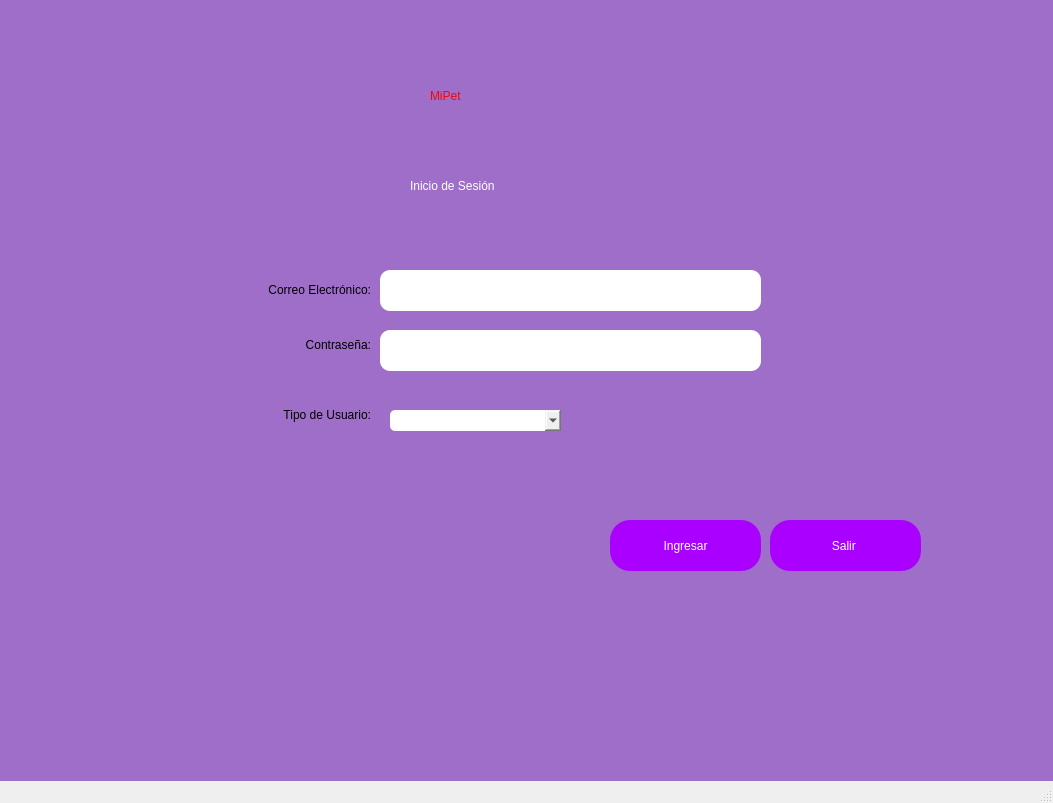
Old version of the form Interfaz/Ventana1.ui in the repository elesteban-os/MyPetsCR.
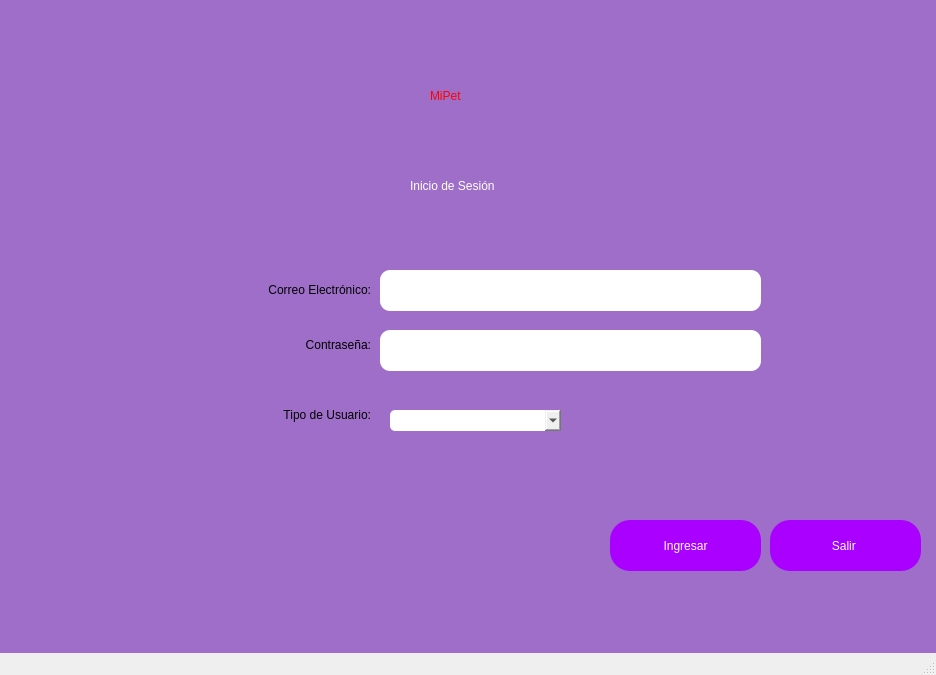
New version of the form. Icons and pictures are not drawn.

Diff of the .ui file:
```diff
--- a/Interfaz/Ventana1.ui
+++ b/Interfaz/Ventana1.ui
@@ -6,8 +6,8 @@
    <rect>
     <x>0</x>
     <y>0</y>
-    <width>1053</width>
-    <height>803</height>
+    <width>936</width>
+    <height>675</height>
    </rect>
   </property>
   <property name="windowTitle">
```
Left out of the diff: 2 changed lines with no effect on the pictures.
